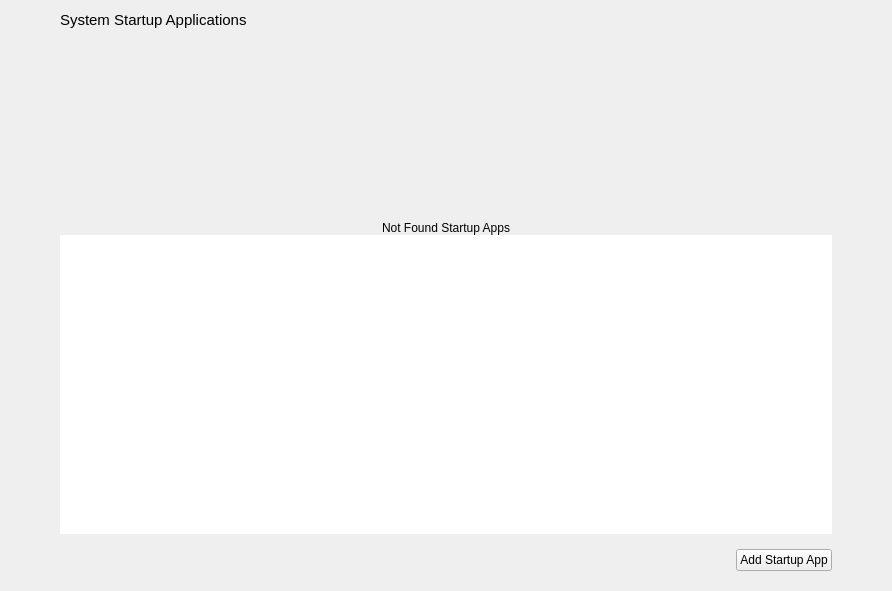
s4solutionsllc/Nexis, file shared/nexis/Pages/StartupApps/startup_apps_page.ui: the form before one commit.
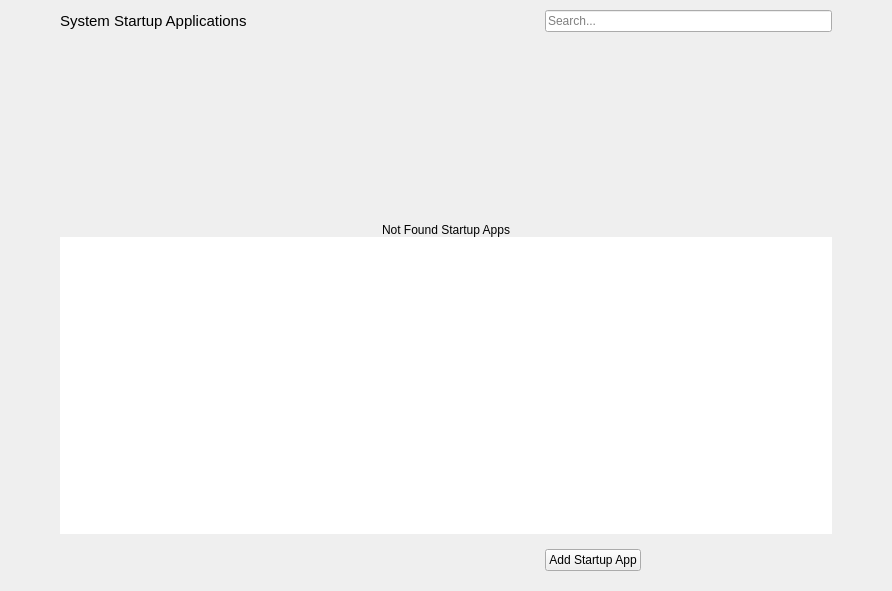
The form after the commit.

Commit message:
feat(startup): add search, editor fields, and app icons (FR-10, BUG-39)
Implement startup app customization enhancements from QuentiumYT v1.5.0:

- Fix getDesktopValue() truncation bug for values containing '=' (BUG-39)
- Add search/filter bar to Startup Apps list page
- Add GenericName and Icon fields to editor dialog (Linux; hidden on macOS)
- Display real app icons on list cards via QIcon::fromTheme (Linux) and
  QFileIconProvider for .app bundles (macOS)
- Improve Linux new-app .desktop template with GenericName, Icon, and
  X-GNOME-Autostart-enabled=true

Patch:
```diff
--- a/shared/nexis/Pages/StartupApps/startup_apps_page.ui
+++ b/shared/nexis/Pages/StartupApps/startup_apps_page.ui
@@ -72,6 +72,13 @@
         </property>
        </spacer>
       </item>
+      <item row="0" column="2">
+       <widget class="QLineEdit" name="txtSearchStartup">
+        <property name="placeholderText">
+         <string>Search...</string>
+        </property>
+       </widget>
+      </item>
       <item row="5" column="2">
        <widget class="QPushButton" name="btnAddStartupApp">
         <property name="sizePolicy">
```
The commit also changes 13 other files.
